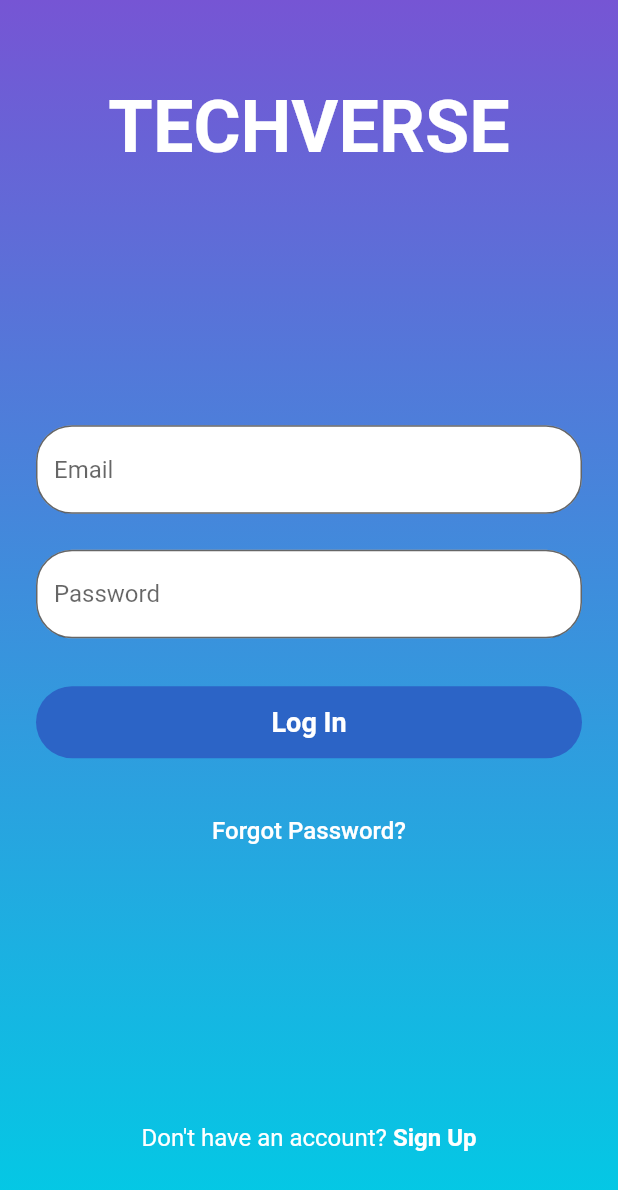
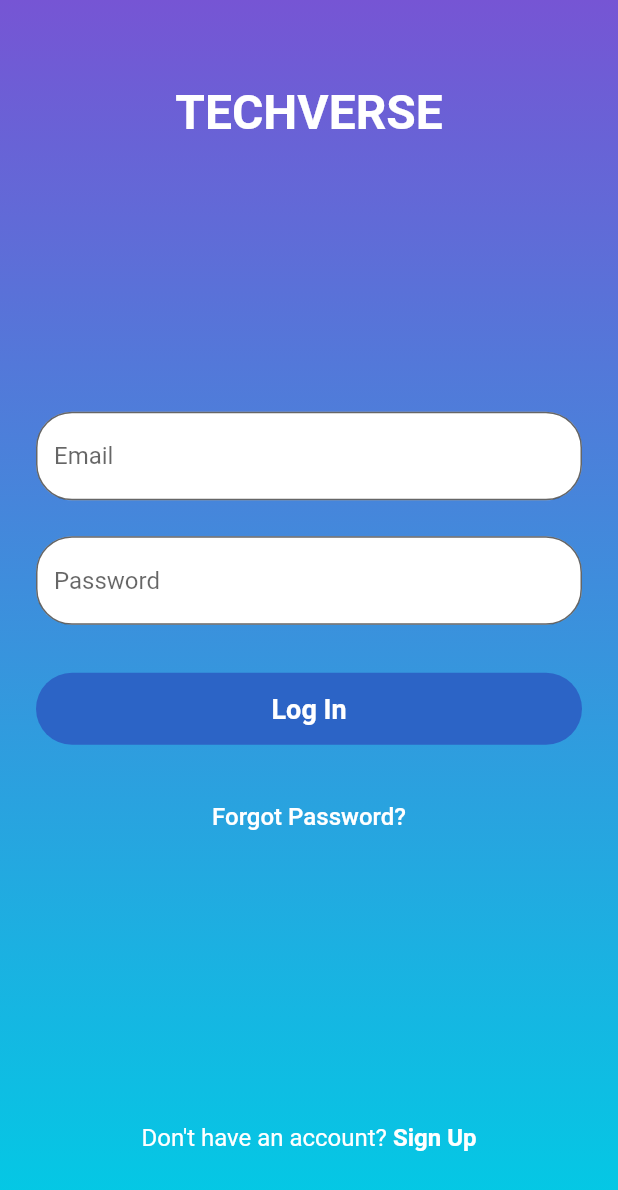
Before and after one commit to unknownaloy/tech_verse, a Flutter app: the screen it shows after launch, on a phone screen of 412 x 824 dp. Shown: the top 1190 px of the screen. Run offline on Flutter 3.47's test engine with Material 2 defaults, Android fonts, the phone set to English and light mode, and no system bars; our stand-ins replace firebase_auth, firebase_core, flutter_riverpod, freezed_annotation, google_fonts; accounts and stored records are empty; Roboto replaces fonts that are missing (Ubuntu).

Commit message:
Changed the text size of the app display name

```diff
--- a/lib/features/authentication/login/screens/login_screen.dart
+++ b/lib/features/authentication/login/screens/login_screen.dart
@@ -90,7 +90,7 @@ class _LoginScreenState extends ConsumerState<LoginScreen> {
               Text(
                 "TECHVERSE",
                 style: GoogleFonts.ubuntu(
-                  fontSize: 48.0,
+                  fontSize: 32.0,
                   fontWeight: FontWeight.w700,
                   color: Colors.white,
                 ),
--- a/lib/features/authentication/signup/screen/sign_up_screen.dart
+++ b/lib/features/authentication/signup/screen/sign_up_screen.dart
@@ -110,7 +110,7 @@ class _SignUpScreenState extends ConsumerState<SignUpScreen> {
                             Text(
                               "TECHVERSE",
                               style: GoogleFonts.ubuntu(
-                                fontSize: 48.0,
+                                fontSize: 32.0,
                                 fontWeight: FontWeight.w700,
                                 color: Colors.white,
                               ),
--- a/lib/features/home/screens/home_screen.dart
+++ b/lib/features/home/screens/home_screen.dart
@@ -37,7 +37,7 @@ class HomeScreen extends ConsumerWidget {
                   Text(
                     "TECHVERSE",
                     style: GoogleFonts.ubuntu(
-                      fontSize: 48.0,
+                      fontSize: 32.0,
                       fontWeight: FontWeight.w700,
                       color: Colors.white,
                     ),
```
Also changed, not shown: lib/screens/onboarding/onboarding_screen.dart (+4 -4 lines).
